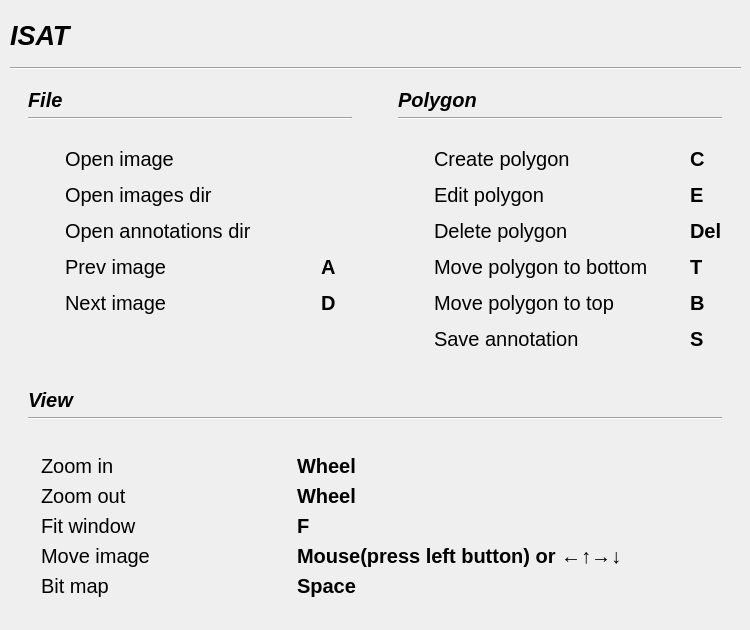
Qt form ui/shortcut_dialog.ui (yatengLG/ISAT) before a commit.
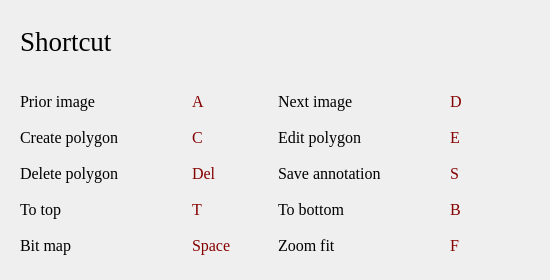
The same form after that commit. Icons and pictures are not drawn.

```diff
--- a/ui/shortcut_dialog.ui
+++ b/ui/shortcut_dialog.ui
@@ -6,8 +6,8 @@
    <rect>
     <x>0</x>
     <y>0</y>
-    <width>750</width>
-    <height>630</height>
+    <width>550</width>
+    <height>280</height>
    </rect>
   </property>
   <property name="sizePolicy">
@@ -18,14 +18,14 @@
   </property>
   <property name="minimumSize">
    <size>
-    <width>750</width>
-    <height>630</height>
+    <width>550</width>
+    <height>280</height>
    </size>
   </property>
   <property name="maximumSize">
    <size>
-    <width>750</width>
-    <height>630</height>
+    <width>550</width>
+    <height>280</height>
    </size>
   </property>
   <property name="font">
@@ -36,997 +36,287 @@
   <property name="windowTitle">
    <string>help</string>
   </property>
-  <widget class="QWidget" name="widget" native="true">
-   <property name="geometry">
-    <rect>
-     <x>10</x>
-     <y>10</y>
-     <width>731</width>
-     <height>60</height>
-    </rect>
-   </property>
-   <property name="minimumSize">
-    <size>
-     <width>0</width>
-     <height>60</height>
-    </size>
-   </property>
-   <property name="maximumSize">
-    <size>
-     <width>16777215</width>
-     <height>60</height>
-    </size>
-   </property>
-   <layout class="QVBoxLayout" name="verticalLayout">
-    <item>
-     <widget class="QLabel" name="label">
-      <property name="font">
-       <font>
-        <pointsize>20</pointsize>
-        <weight>75</weight>
-        <italic>true</italic>
-        <bold>true</bold>
-       </font>
-      </property>
-      <property name="text">
-       <string>ISAT</string>
-      </property>
-      <property name="textFormat">
-       <enum>Qt::AutoText</enum>
-      </property>
-     </widget>
-    </item>
-    <item>
-     <widget class="Line" name="line">
-      <property name="lineWidth">
-       <number>1</number>
-      </property>
-      <property name="orientation">
-       <enum>Qt::Horizontal</enum>
-      </property>
-     </widget>
-    </item>
-   </layout>
-  </widget>
-  <widget class="QWidget" name="widget_11" native="true">
-   <property name="geometry">
-    <rect>
-     <x>380</x>
-     <y>70</y>
-     <width>360</width>
-     <height>302</height>
-    </rect>
-   </property>
-   <layout class="QVBoxLayout" name="verticalLayout_8">
-    <property name="leftMargin">
-     <number>9</number>
-    </property>
-    <property name="topMargin">
-     <number>9</number>
-    </property>
-    <property name="rightMargin">
-     <number>9</number>
-    </property>
-    <property name="bottomMargin">
-     <number>9</number>
-    </property>
-    <item>
-     <widget class="QWidget" name="widget_10" native="true">
-      <property name="minimumSize">
-       <size>
-        <width>0</width>
-        <height>50</height>
-       </size>
-      </property>
-      <property name="maximumSize">
-       <size>
-        <width>16777215</width>
-        <height>50</height>
-       </size>
-      </property>
-      <layout class="QVBoxLayout" name="verticalLayout_7">
-       <item>
-        <widget class="QLabel" name="label_8">
-         <property name="font">
-          <font>
-           <pointsize>15</pointsize>
-           <weight>75</weight>
-           <italic>true</italic>
-           <bold>true</bold>
-          </font>
-         </property>
-         <property name="text">
-          <string>Polygon</string>
-         </property>
-        </widget>
-       </item>
-       <item>
-        <widget class="Line" name="line_5">
-         <property name="lineWidth">
-          <number>1</number>
-         </property>
-         <property name="orientation">
-          <enum>Qt::Horizontal</enum>
-         </property>
-        </widget>
-       </item>
-      </layout>
-     </widget>
-    </item>
-    <item>
-     <widget class="QWidget" name="widget_2" native="true">
-      <layout class="QGridLayout" name="gridLayout">
-       <item row="3" column="1">
-        <widget class="QLabel" name="label_11">
-         <property name="minimumSize">
-          <size>
-           <width>250</width>
-           <height>0</height>
-          </size>
-         </property>
-         <property name="font">
-          <font>
-           <pointsize>15</pointsize>
-          </font>
-         </property>
-         <property name="text">
-          <string>Move polygon to bottom</string>
-         </property>
-         <property name="alignment">
-          <set>Qt::AlignLeading|Qt::AlignLeft|Qt::AlignVCenter</set>
-         </property>
-        </widget>
-       </item>
-       <item row="1" column="2">
-        <widget class="QLabel" name="label_27">
-         <property name="font">
-          <font>
-           <pointsize>15</pointsize>
-           <weight>75</weight>
-           <bold>true</bold>
-          </font>
-         </property>
-         <property name="text">
-          <string>E</string>
-         </property>
-         <property name="alignment">
-          <set>Qt::AlignLeading|Qt::AlignLeft|Qt::AlignVCenter</set>
-         </property>
-        </widget>
-       </item>
-       <item row="0" column="1">
-        <widget class="QLabel" name="label_4">
-         <property name="minimumSize">
-          <size>
-           <width>250</width>
-           <height>0</height>
-          </size>
-         </property>
-         <property name="font">
-          <font>
-           <pointsize>15</pointsize>
-          </font>
-         </property>
-         <property name="text">
-          <string>Create polygon</string>
-         </property>
-         <property name="alignment">
-          <set>Qt::AlignLeading|Qt::AlignLeft|Qt::AlignVCenter</set>
-         </property>
-        </widget>
-       </item>
-       <item row="4" column="1">
-        <widget class="QLabel" name="label_10">
-         <property name="minimumSize">
-          <size>
-           <width>250</width>
-           <height>0</height>
-          </size>
-         </property>
-         <property name="font">
-          <font>
-           <pointsize>15</pointsize>
-          </font>
-         </property>
-         <property name="text">
-          <string>Move polygon to top</string>
-         </property>
-         <property name="alignment">
-          <set>Qt::AlignLeading|Qt::AlignLeft|Qt::AlignVCenter</set>
-         </property>
-        </widget>
-       </item>
-       <item row="2" column="2">
-        <widget class="QLabel" name="label_28">
-         <property name="font">
-          <font>
-           <pointsize>15</pointsize>
-           <weight>75</weight>
-           <bold>true</bold>
-          </font>
-         </property>
-         <property name="text">
-          <string>Del</string>
-         </property>
-         <property name="alignment">
-          <set>Qt::AlignLeading|Qt::AlignLeft|Qt::AlignVCenter</set>
-         </property>
-        </widget>
-       </item>
-       <item row="1" column="0">
-        <widget class="QLabel" name="label_16">
-         <property name="text">
-          <string/>
-         </property>
-         <property name="pixmap">
-          <pixmap resource="../icons.qrc">:/icons/icons/edit_30x30.png</pixmap>
-         </property>
-        </widget>
-       </item>
-       <item row="5" column="2">
-        <widget class="QLabel" name="label_29">
-         <property name="font">
-          <font>
-           <pointsize>15</pointsize>
-           <weight>75</weight>
-           <bold>true</bold>
-          </font>
-         </property>
-         <property name="text">
-          <string>S</string>
-         </property>
-         <property name="alignment">
-          <set>Qt::AlignLeading|Qt::AlignLeft|Qt::AlignVCenter</set>
-         </property>
-        </widget>
-       </item>
-       <item row="5" column="1">
-        <widget class="QLabel" name="label_7">
-         <property name="minimumSize">
-          <size>
-           <width>250</width>
-           <height>0</height>
-          </size>
-         </property>
-         <property name="font">
-          <font>
-           <pointsize>15</pointsize>
-          </font>
-         </property>
-         <property name="text">
-          <string>Save annotation</string>
-         </property>
-         <property name="alignment">
-          <set>Qt::AlignLeading|Qt::AlignLeft|Qt::AlignVCenter</set>
-         </property>
-        </widget>
-       </item>
-       <item row="3" column="2">
-        <widget class="QLabel" name="label_30">
-         <property name="font">
-          <font>
-           <pointsize>15</pointsize>
-           <weight>75</weight>
-           <bold>true</bold>
-          </font>
-         </property>
-         <property name="text">
-          <string>T</string>
-         </property>
-         <property name="alignment">
-          <set>Qt::AlignLeading|Qt::AlignLeft|Qt::AlignVCenter</set>
-         </property>
-        </widget>
-       </item>
-       <item row="2" column="0">
-        <widget class="QLabel" name="label_17">
-         <property name="text">
-          <string/>
-         </property>
-         <property name="pixmap">
-          <pixmap resource="../icons.qrc">:/icons/icons/close_30x30.png</pixmap>
-         </property>
-        </widget>
-       </item>
-       <item row="0" column="2">
-        <widget class="QLabel" name="label_26">
-         <property name="font">
-          <font>
-           <pointsize>15</pointsize>
-           <weight>75</weight>
-           <bold>true</bold>
-          </font>
-         </property>
-         <property name="text">
-          <string>C</string>
-         </property>
-         <property name="alignment">
-          <set>Qt::AlignLeading|Qt::AlignLeft|Qt::AlignVCenter</set>
-         </property>
-        </widget>
-       </item>
-       <item row="5" column="0">
-        <widget class="QLabel" name="label_18">
-         <property name="text">
-          <string/>
-         </property>
-         <property name="pixmap">
-          <pixmap resource="../icons.qrc">:/icons/icons/save_30x30.png</pixmap>
-         </property>
-        </widget>
-       </item>
-       <item row="0" column="0">
-        <widget class="QLabel" name="label_15">
-         <property name="text">
-          <string/>
-         </property>
-         <property name="pixmap">
-          <pixmap resource="../icons.qrc">:/icons/icons/create_30x30.png</pixmap>
-         </property>
-        </widget>
-       </item>
-       <item row="2" column="1">
-        <widget class="QLabel" name="label_6">
-         <property name="minimumSize">
-          <size>
-           <width>250</width>
-           <height>0</height>
-          </size>
-         </property>
-         <property name="font">
-          <font>
-           <pointsize>15</pointsize>
-          </font>
-         </property>
-         <property name="text">
-          <string>Delete polygon</string>
-         </property>
-         <property name="alignment">
-          <set>Qt::AlignLeading|Qt::AlignLeft|Qt::AlignVCenter</set>
-         </property>
-        </widget>
-       </item>
-       <item row="1" column="1">
-        <widget class="QLabel" name="label_5">
-         <property name="minimumSize">
-          <size>
-           <width>250</width>
-           <height>0</height>
-          </size>
-         </property>
-         <property name="font">
-          <font>
-           <pointsize>15</pointsize>
-          </font>
-         </property>
-         <property name="text">
-          <string>Edit polygon</string>
-         </property>
-         <property name="alignment">
-          <set>Qt::AlignLeading|Qt::AlignLeft|Qt::AlignVCenter</set>
-         </property>
-        </widget>
-       </item>
-       <item row="3" column="0">
-        <widget class="QLabel" name="label_19">
-         <property name="text">
-          <string/>
-         </property>
-         <property name="pixmap">
-          <pixmap resource="../icons.qrc">:/icons/icons/totop_30x30.png</pixmap>
-         </property>
-        </widget>
-       </item>
-       <item row="4" column="0">
-        <widget class="QLabel" name="label_20">
-         <property name="text">
-          <string/>
-         </property>
-         <property name="pixmap">
-          <pixmap resource="../icons.qrc">:/icons/icons/tobottom_30x30.png</pixmap>
-         </property>
-        </widget>
-       </item>
-       <item row="4" column="2">
-        <widget class="QLabel" name="label_31">
-         <property name="font">
-          <font>
-           <pointsize>15</pointsize>
-           <weight>75</weight>
-           <bold>true</bold>
-          </font>
-         </property>
-         <property name="text">
-          <string>B</string>
-         </property>
-         <property name="alignment">
-          <set>Qt::AlignLeading|Qt::AlignLeft|Qt::AlignVCenter</set>
-         </property>
-        </widget>
-       </item>
-      </layout>
-     </widget>
-    </item>
-   </layout>
-  </widget>
-  <widget class="QWidget" name="widget_6" native="true">
-   <property name="geometry">
-    <rect>
-     <x>10</x>
-     <y>70</y>
-     <width>360</width>
-     <height>266</height>
-    </rect>
-   </property>
-   <layout class="QVBoxLayout" name="verticalLayout_3">
-    <property name="leftMargin">
-     <number>9</number>
-    </property>
-    <property name="topMargin">
-     <number>9</number>
-    </property>
-    <property name="rightMargin">
-     <number>9</number>
-    </property>
-    <property name="bottomMargin">
-     <number>9</number>
-    </property>
-    <item>
-     <widget class="QWidget" name="widget_5" native="true">
-      <property name="minimumSize">
-       <size>
-        <width>0</width>
-        <height>50</height>
-       </size>
-      </property>
-      <property name="maximumSize">
-       <size>
-        <width>16777215</width>
-        <height>50</height>
-       </size>
-      </property>
-      <layout class="QVBoxLayout" name="verticalLayout_2">
-       <item>
-        <widget class="QLabel" name="label_2">
-         <property name="font">
-          <font>
-           <pointsize>15</pointsize>
-           <weight>75</weight>
-           <italic>true</italic>
-           <bold>true</bold>
-          </font>
-         </property>
-         <property name="text">
-          <string>File</string>
-         </property>
-        </widget>
-       </item>
-       <item>
-        <widget class="Line" name="line_2">
-         <property name="lineWidth">
-          <number>1</number>
-         </property>
-         <property name="orientation">
-          <enum>Qt::Horizontal</enum>
-         </property>
-        </widget>
-       </item>
-      </layout>
-     </widget>
-    </item>
-    <item>
-     <widget class="QWidget" name="widget_3" native="true">
-      <layout class="QGridLayout" name="gridLayout_2">
-       <item row="3" column="0">
-        <widget class="QLabel" name="label_63">
-         <property name="text">
-          <string/>
-         </property>
-         <property name="pixmap">
-          <pixmap resource="../icons.qrc">:/icons/icons/left_30x30.png</pixmap>
-         </property>
-        </widget>
-       </item>
-       <item row="4" column="1">
-        <widget class="QLabel" name="label_51">
-         <property name="minimumSize">
-          <size>
-           <width>250</width>
-           <height>0</height>
-          </size>
-         </property>
-         <property name="font">
-          <font>
-           <pointsize>15</pointsize>
-          </font>
-         </property>
-         <property name="text">
-          <string>Next image</string>
-         </property>
-         <property name="alignment">
-          <set>Qt::AlignLeading|Qt::AlignLeft|Qt::AlignVCenter</set>
-         </property>
-        </widget>
-       </item>
-       <item row="4" column="2">
-        <widget class="QLabel" name="label_61">
-         <property name="font">
-          <font>
-           <pointsize>15</pointsize>
-           <weight>75</weight>
-           <bold>true</bold>
-          </font>
-         </property>
-         <property name="text">
-          <string>D</string>
-         </property>
-         <property name="alignment">
-          <set>Qt::AlignLeading|Qt::AlignLeft|Qt::AlignVCenter</set>
-         </property>
-        </widget>
-       </item>
-       <item row="2" column="0">
-        <widget class="QLabel" name="label_68">
-         <property name="text">
-          <string/>
-         </property>
-         <property name="pixmap">
-          <pixmap resource="../icons.qrc">:/icons/icons/file_30x30.png</pixmap>
-         </property>
-        </widget>
-       </item>
-       <item row="3" column="1">
-        <widget class="QLabel" name="label_42">
-         <property name="minimumSize">
-          <size>
-           <width>250</width>
-           <height>0</height>
-          </size>
-         </property>
-         <property name="font">
-          <font>
-           <pointsize>15</pointsize>
-          </font>
-         </property>
-         <property name="text">
-          <string>Prev image</string>
-         </property>
-         <property name="alignment">
-          <set>Qt::AlignLeading|Qt::AlignLeft|Qt::AlignVCenter</set>
-         </property>
-        </widget>
-       </item>
-       <item row="3" column="2">
-        <widget class="QLabel" name="label_39">
-         <property name="font">
-          <font>
-           <pointsize>15</pointsize>
-           <weight>75</weight>
-           <bold>true</bold>
-          </font>
-         </property>
-         <property name="text">
-          <string>A</string>
-         </property>
-         <property name="alignment">
-          <set>Qt::AlignLeading|Qt::AlignLeft|Qt::AlignVCenter</set>
-         </property>
-        </widget>
-       </item>
-       <item row="4" column="0">
-        <widget class="QLabel" name="label_52">
-         <property name="text">
-          <string/>
-         </property>
-         <property name="pixmap">
-          <pixmap resource="../icons.qrc">:/icons/icons/right_30x30.png</pixmap>
-         </property>
-        </widget>
-       </item>
-       <item row="2" column="1">
-        <widget class="QLabel" name="label_69">
-         <property name="minimumSize">
-          <size>
-           <width>250</width>
-           <height>0</height>
-          </size>
-         </property>
-         <property name="font">
-          <font>
-           <pointsize>15</pointsize>
-          </font>
-         </property>
-         <property name="text">
-          <string>Open annotations dir</string>
-         </property>
-         <property name="alignment">
-          <set>Qt::AlignLeading|Qt::AlignLeft|Qt::AlignVCenter</set>
-         </property>
-        </widget>
-       </item>
-       <item row="1" column="1">
-        <widget class="QLabel" name="label_66">
-         <property name="minimumSize">
-          <size>
-           <width>250</width>
-           <height>0</height>
-          </size>
-         </property>
-         <property name="font">
-          <font>
-           <pointsize>15</pointsize>
-          </font>
-         </property>
-         <property name="text">
-          <string>Open images dir</string>
-         </property>
-         <property name="alignment">
-          <set>Qt::AlignLeading|Qt::AlignLeft|Qt::AlignVCenter</set>
-         </property>
-        </widget>
-       </item>
-       <item row="1" column="0">
-        <widget class="QLabel" name="label_67">
-         <property name="text">
-          <string/>
-         </property>
-         <property name="pixmap">
-          <pixmap resource="../icons.qrc">:/icons/icons/pics_30x30.png</pixmap>
-         </property>
-        </widget>
-       </item>
-       <item row="0" column="0">
-        <widget class="QLabel" name="label_47">
-         <property name="text">
-          <string/>
-         </property>
-         <property name="pixmap">
-          <pixmap resource="../icons.qrc">:/icons/icons/pic_30x30.png</pixmap>
-         </property>
-        </widget>
-       </item>
-       <item row="0" column="1">
-        <widget class="QLabel" name="label_43">
-         <property name="minimumSize">
-          <size>
-           <width>250</width>
-           <height>0</height>
-          </size>
-         </property>
-         <property name="font">
-          <font>
-           <pointsize>15</pointsize>
-          </font>
-         </property>
-         <property name="text">
-          <string>Open image</string>
-         </property>
-         <property name="alignment">
-          <set>Qt::AlignLeading|Qt::AlignLeft|Qt::AlignVCenter</set>
-         </property>
-        </widget>
-       </item>
-      </layout>
-     </widget>
-    </item>
-   </layout>
-  </widget>
-  <widget class="QWidget" name="widget_8" native="true">
-   <property name="geometry">
-    <rect>
-     <x>10</x>
-     <y>360</y>
-     <width>730</width>
-     <height>266</height>
-    </rect>
-   </property>
-   <layout class="QVBoxLayout" name="verticalLayout_5">
-    <property name="leftMargin">
-     <number>9</number>
-    </property>
-    <property name="topMargin">
-     <number>9</number>
-    </property>
-    <property name="rightMargin">
-     <number>9</number>
-    </property>
-    <property name="bottomMargin">
-     <number>9</number>
-    </property>
-    <item>
-     <widget class="QWidget" name="widget_7" native="true">
-      <property name="minimumSize">
-       <size>
-        <width>0</width>
-        <height>50</height>
-       </size>
-      </property>
-      <property name="maximumSize">
-       <size>
-        <width>16777215</width>
-        <height>50</height>
-       </size>
-      </property>
-      <layout class="QVBoxLayout" name="verticalLayout_4">
-       <item>
-        <widget class="QLabel" name="label_3">
-         <property name="font">
-          <font>
-           <pointsize>15</pointsize>
-           <weight>75</weight>
-           <italic>true</italic>
-           <bold>true</bold>
-          </font>
-         </property>
-         <property name="text">
-          <string>View</string>
-         </property>
-        </widget>
-       </item>
-       <item>
-        <widget class="Line" name="line_3">
-         <property name="lineWidth">
-          <number>1</number>
-         </property>
-         <property name="orientation">
-          <enum>Qt::Horizontal</enum>
-         </property>
-        </widget>
-       </item>
-      </layout>
-     </widget>
-    </item>
-    <item>
-     <widget class="QWidget" name="widget_4" native="true">
-      <property name="sizePolicy">
-       <sizepolicy hsizetype="Fixed" vsizetype="Fixed">
-        <horstretch>0</horstretch>
-        <verstretch>0</verstretch>
-       </sizepolicy>
-      </property>
-      <layout class="QGridLayout" name="gridLayout_3">
-       <item row="4" column="0">
-        <widget class="QLabel" name="label_107">
-         <property name="text">
-          <string/>
-         </property>
-         <property name="pixmap">
-          <pixmap resource="../icons.qrc">:/icons/icons/image_30x30.png</pixmap>
-         </property>
-        </widget>
-       </item>
-       <item row="4" column="1">
-        <widget class="QLabel" name="label_108">
-         <property name="minimumSize">
-          <size>
-           <width>250</width>
-           <height>0</height>
-          </size>
-         </property>
-         <property name="font">
-          <font>
-           <pointsize>15</pointsize>
-          </font>
-         </property>
-         <property name="text">
-          <string>Bit map</string>
-         </property>
-         <property name="alignment">
-          <set>Qt::AlignLeading|Qt::AlignLeft|Qt::AlignVCenter</set>
-         </property>
-        </widget>
-       </item>
-       <item row="4" column="2">
-        <widget class="QLabel" name="label_109">
-         <property name="font">
-          <font>
-           <pointsize>15</pointsize>
-           <weight>75</weight>
-           <bold>true</bold>
-          </font>
-         </property>
-         <property name="text">
-          <string>Space</string>
-         </property>
-         <property name="alignment">
-          <set>Qt::AlignLeading|Qt::AlignLeft|Qt::AlignVCenter</set>
-         </property>
-        </widget>
-       </item>
-       <item row="2" column="2">
-        <widget class="QLabel" name="label_96">
-         <property name="font">
-          <font>
-           <pointsize>15</pointsize>
-           <weight>75</weight>
-           <bold>true</bold>
-          </font>
-         </property>
-         <property name="text">
-          <string>F</string>
-         </property>
-         <property name="alignment">
-          <set>Qt::AlignLeading|Qt::AlignLeft|Qt::AlignVCenter</set>
-         </property>
-        </widget>
-       </item>
-       <item row="0" column="0">
-        <widget class="QLabel" name="label_83">
-         <property name="text">
-          <string/>
-         </property>
-         <property name="pixmap">
-          <pixmap resource="../icons.qrc">:/icons/icons/zoom in_30x30.png</pixmap>
-         </property>
-        </widget>
-       </item>
-       <item row="0" column="2">
-        <widget class="QLabel" name="label_84">
-         <property name="font">
-          <font>
-           <pointsize>15</pointsize>
-           <weight>75</weight>
-           <bold>true</bold>
-          </font>
-         </property>
-         <property name="text">
-          <string>Wheel</string>
-         </property>
-         <property name="alignment">
-          <set>Qt::AlignLeading|Qt::AlignLeft|Qt::AlignVCenter</set>
-         </property>
-        </widget>
-       </item>
-       <item row="1" column="1">
-        <widget class="QLabel" name="label_102">
-         <property name="minimumSize">
-          <size>
-           <width>250</width>
-           <height>0</height>
-          </size>
-         </property>
-         <property name="font">
-          <font>
-           <pointsize>15</pointsize>
-          </font>
-         </property>
-         <property name="text">
-          <string>Zoom out</string>
-         </property>
-         <property name="alignment">
-          <set>Qt::AlignLeading|Qt::AlignLeft|Qt::AlignVCenter</set>
-         </property>
-        </widget>
-       </item>
-       <item row="1" column="0">
-        <widget class="QLabel" name="label_103">
-         <property name="text">
-          <string/>
-         </property>
-         <property name="pixmap">
-          <pixmap resource="../icons.qrc">:/icons/icons/zoom out_30x30.png</pixmap>
-         </property>
-        </widget>
-       </item>
-       <item row="2" column="0">
-        <widget class="QLabel" name="label_104">
-         <property name="text">
-          <string/>
-         </property>
-         <property name="pixmap">
-          <pixmap resource="../icons.qrc">:/icons/icons/ori size_30x30.png</pixmap>
-         </property>
-        </widget>
-       </item>
-       <item row="2" column="1">
-        <widget class="QLabel" name="label_105">
-         <property name="minimumSize">
-          <size>
-           <width>250</width>
-           <height>0</height>
-          </size>
-         </property>
-         <property name="font">
-          <font>
-           <pointsize>15</pointsize>
-          </font>
-         </property>
-         <property name="text">
-          <string>Fit window</string>
-         </property>
-         <property name="alignment">
-          <set>Qt::AlignLeading|Qt::AlignLeft|Qt::AlignVCenter</set>
-         </property>
-        </widget>
-       </item>
-       <item row="1" column="2">
-        <widget class="QLabel" name="label_106">
-         <property name="font">
-          <font>
-           <pointsize>15</pointsize>
-           <weight>75</weight>
-           <bold>true</bold>
-          </font>
-         </property>
-         <property name="text">
-          <string>Wheel</string>
-         </property>
-         <property name="alignment">
-          <set>Qt::AlignLeading|Qt::AlignLeft|Qt::AlignVCenter</set>
-         </property>
-        </widget>
-       </item>
-       <item row="0" column="1">
-        <widget class="QLabel" name="label_79">
-         <property name="minimumSize">
-          <size>
-           <width>250</width>
-           <height>0</height>
-          </size>
-         </property>
-         <property name="font">
-          <font>
-           <pointsize>15</pointsize>
-          </font>
-         </property>
-         <property name="text">
-          <string>Zoom in</string>
-         </property>
-         <property name="alignment">
-          <set>Qt::AlignLeading|Qt::AlignLeft|Qt::AlignVCenter</set>
-         </property>
-        </widget>
-       </item>
-       <item row="3" column="1">
-        <widget class="QLabel" name="label_110">
-         <property name="minimumSize">
-          <size>
-           <width>250</width>
-           <height>0</height>
-          </size>
-         </property>
-         <property name="font">
-          <font>
-           <pointsize>15</pointsize>
-          </font>
-         </property>
-         <property name="text">
-          <string>Move image</string>
-         </property>
-         <property name="alignment">
-          <set>Qt::AlignLeading|Qt::AlignLeft|Qt::AlignVCenter</set>
-         </property>
-        </widget>
-       </item>
-       <item row="3" column="2">
-        <widget class="QLabel" name="label_97">
-         <property name="font">
-          <font>
-           <pointsize>15</pointsize>
-           <weight>75</weight>
-           <bold>true</bold>
-          </font>
-         </property>
-         <property name="text">
-          <string>Mouse(press left button) or ←↑→↓</string>
-         </property>
-         <property name="alignment">
-          <set>Qt::AlignLeading|Qt::AlignLeft|Qt::AlignVCenter</set>
-         </property>
-        </widget>
-       </item>
-       <item row="3" column="0">
-        <widget class="QLabel" name="label_111">
-         <property name="text">
-          <string/>
-         </property>
-        </widget>
-       </item>
-      </layout>
-     </widget>
-    </item>
-   </layout>
-  </widget>
+  <layout class="QVBoxLayout" name="verticalLayout">
+   <item>
+    <widget class="QWidget" name="widget" native="true">
+     <property name="minimumSize">
+      <size>
+       <width>0</width>
+       <height>60</height>
+      </size>
+     </property>
+     <property name="maximumSize">
+      <size>
+       <width>16777215</width>
+       <height>60</height>
+      </size>
+     </property>
+     <layout class="QHBoxLayout" name="horizontalLayout">
+      <item>
+       <widget class="QLabel" name="label">
+        <property name="font">
+         <font>
+          <family>Times New Roman</family>
+          <pointsize>20</pointsize>
+          <weight>50</weight>
+          <italic>false</italic>
+          <bold>false</bold>
+         </font>
+        </property>
+        <property name="text">
+         <string>Shortcut</string>
+        </property>
+        <property name="textFormat">
+         <enum>Qt::AutoText</enum>
+        </property>
+       </widget>
+      </item>
+     </layout>
+    </widget>
+   </item>
+   <item>
+    <widget class="QWidget" name="widget_2" native="true">
+     <property name="font">
+      <font>
+       <family>Times New Roman</family>
+       <pointsize>12</pointsize>
+      </font>
+     </property>
+     <layout class="QGridLayout" name="gridLayout">
+      <item row="0" column="0">
+       <widget class="QLabel" name="label_2">
+        <property name="text">
+         <string>Prior image</string>
+        </property>
+       </widget>
+      </item>
+      <item row="0" column="1">
+       <widget class="QLabel" name="label_7">
+        <property name="maximumSize">
+         <size>
+          <width>80</width>
+          <height>16777215</height>
+         </size>
+        </property>
+        <property name="styleSheet">
+         <string notr="true">color: rgb(133, 0, 0);</string>
+        </property>
+        <property name="text">
+         <string>A</string>
+        </property>
+       </widget>
+      </item>
+      <item row="0" column="2">
+       <widget class="QLabel" name="label_3">
+        <property name="text">
+         <string>Next image</string>
+        </property>
+       </widget>
+      </item>
+      <item row="0" column="3">
+       <widget class="QLabel" name="label_17">
+        <property name="maximumSize">
+         <size>
+          <width>80</width>
+          <height>16777215</height>
+         </size>
+        </property>
+        <property name="styleSheet">
+         <string notr="true">color: rgb(133, 0, 0);</string>
+        </property>
+        <property name="text">
+         <string>D</string>
+        </property>
+       </widget>
+      </item>
+      <item row="1" column="0">
+       <widget class="QLabel" name="label_4">
+        <property name="text">
+         <string>Create polygon</string>
+        </property>
+       </widget>
+      </item>
+      <item row="1" column="1">
+       <widget class="QLabel" name="label_12">
+        <property name="maximumSize">
+         <size>
+          <width>80</width>
+          <height>16777215</height>
+         </size>
+        </property>
+        <property name="styleSheet">
+         <string notr="true">color: rgb(133, 0, 0);</string>
+        </property>
+        <property name="text">
+         <string>C</string>
+        </property>
+       </widget>
+      </item>
+      <item row="1" column="2">
+       <widget class="QLabel" name="label_5">
+        <property name="text">
+         <string>Edit polygon</string>
+        </property>
+       </widget>
+      </item>
+      <item row="1" column="3">
+       <widget class="QLabel" name="label_18">
+        <property name="maximumSize">
+         <size>
+          <width>80</width>
+          <height>16777215</height>
+         </size>
+        </property>
+        <property name="styleSheet">
+         <string notr="true">color: rgb(133, 0, 0);</string>
+        </property>
+        <property name="text">
+         <string>E</string>
+        </property>
+       </widget>
+      </item>
+      <item row="2" column="0">
+       <widget class="QLabel" name="label_6">
+        <property name="text">
+         <string>Delete polygon</string>
+        </property>
+       </widget>
+      </item>
+      <item row="2" column="1">
+       <widget class="QLabel" name="label_13">
+        <property name="maximumSize">
+         <size>
+          <width>80</width>
+          <height>16777215</height>
+         </size>
+        </property>
+        <property name="styleSheet">
+         <string notr="true">color: rgb(133, 0, 0);</string>
+        </property>
+        <property name="text">
+         <string>Del</string>
+        </property>
+       </widget>
+      </item>
+      <item row="2" column="2">
+       <widget class="QLabel" name="label_10">
+        <property name="text">
+         <string>Save annotation</string>
+        </property>
+       </widget>
+      </item>
+      <item row="2" column="3">
+       <widget class="QLabel" name="label_19">
+        <property name="maximumSize">
+         <size>
+          <width>80</width>
+          <height>16777215</height>
+         </size>
+        </property>
+        <property name="styleSheet">
+         <string notr="true">color: rgb(133, 0, 0);</string>
+        </property>
+        <property name="text">
+         <string>S</string>
+        </property>
+       </widget>
+      </item>
+      <item row="3" column="0">
+       <widget class="QLabel" name="label_8">
+        <property name="text">
+         <string>To top</string>
+        </property>
+       </widget>
+      </item>
+      <item row="3" column="1">
+       <widget class="QLabel" name="label_15">
+        <property name="maximumSize">
+         <size>
+          <width>80</width>
+          <height>16777215</height>
+         </size>
+        </property>
+        <property name="styleSheet">
+         <string notr="true">color: rgb(133, 0, 0);</string>
+        </property>
+        <property name="text">
+         <string>T</string>
+        </property>
+       </widget>
+      </item>
+      <item row="3" column="2">
+       <widget class="QLabel" name="label_9">
+        <property name="text">
+         <string>To bottom</string>
+        </property>
+       </widget>
+      </item>
+      <item row="3" column="3">
+       <widget class="QLabel" name="label_20">
+        <property name="maximumSize">
+         <size>
+          <width>80</width>
+          <height>16777215</height>
+         </size>
+        </property>
+        <property name="styleSheet">
+         <string notr="true">color: rgb(133, 0, 0);</string>
+        </property>
+        <property name="text">
+         <string>B</string>
+        </property>
+       </widget>
+      </item>
+      <item row="4" column="0">
+       <widget class="QLabel" name="label_14">
+        <property name="text">
+         <string>Bit map</string>
+        </property>
+       </widget>
+      </item>
+      <item row="4" column="1">
+       <widget class="QLabel" name="label_16">
+        <property name="maximumSize">
+         <size>
+          <width>80</width>
+          <height>16777215</height>
+         </size>
+        </property>
+        <property name="styleSheet">
+         <string notr="true">color: rgb(133, 0, 0);</string>
+        </property>
+        <property name="text">
+         <string>Space</string>
+        </property>
+       </widget>
+      </item>
+      <item row="4" column="2">
+       <widget class="QLabel" name="label_11">
+        <property name="text">
+         <string>Zoom fit</string>
+        </property>
+       </widget>
+      </item>
+      <item row="4" column="3">
+       <widget class="QLabel" name="label_21">
+        <property name="maximumSize">
+         <size>
+          <width>80</width>
+          <height>16777215</height>
+         </size>
+        </property>
+        <property name="styleSheet">
+         <string notr="true">color: rgb(133, 0, 0);</string>
+        </property>
+        <property name="text">
+         <string>F</string>
+        </property>
+       </widget>
+      </item>
+     </layout>
+    </widget>
+   </item>
+  </layout>
  </widget>
  <resources>
   <include location="../icons.qrc"/>
```
